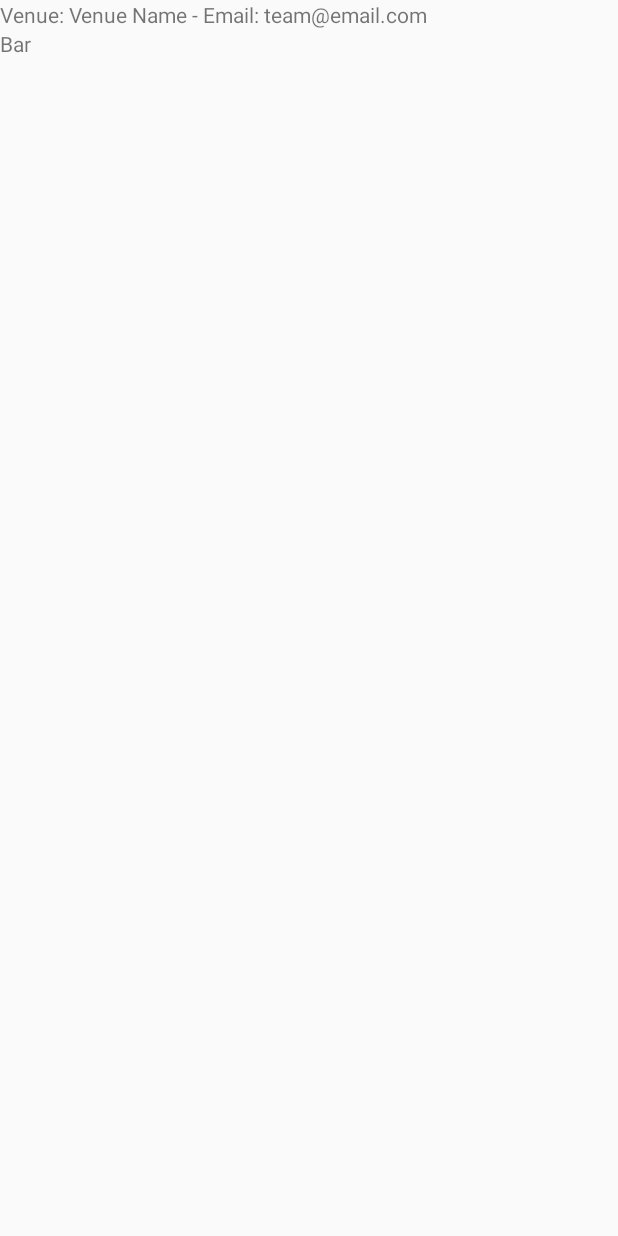
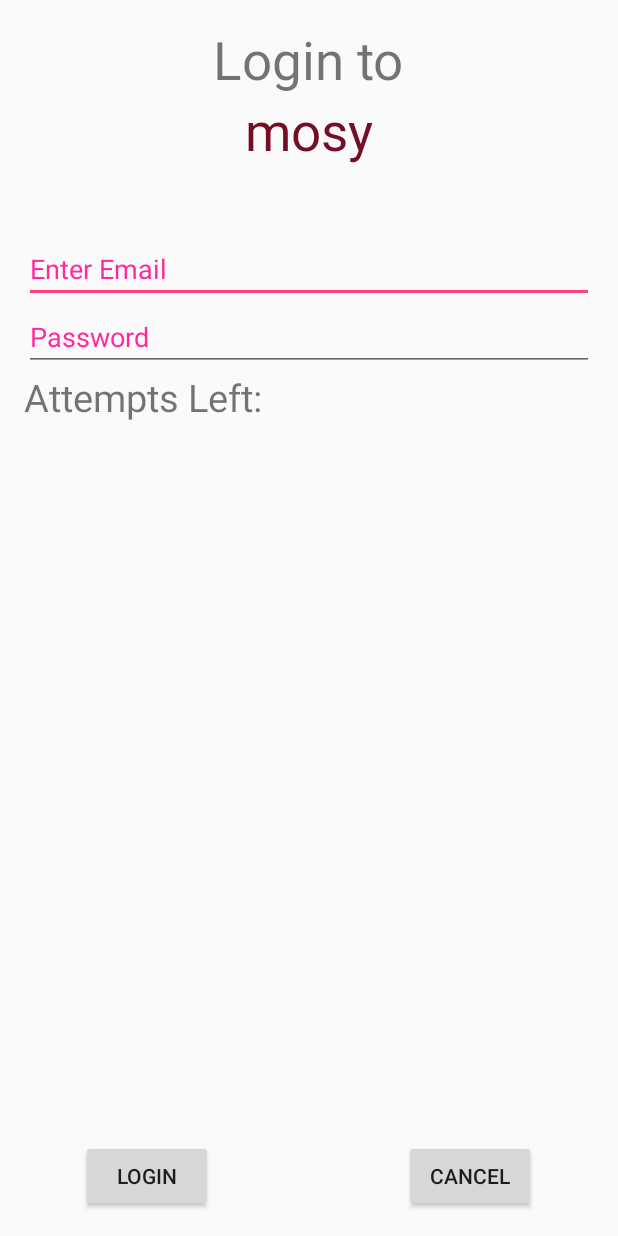
Before and after one commit to hi77er/mosy.Android, an Android app: the screen it shows after launch (VenueActivity before the commit, LoginActivity after it), on a phone screen of 412 x 824 dp. Before the commit the screen is almost empty. Run offline under Robolectric (Android 15) with nearby library versions, the phone set to English and light mode, and no system bars.

Commit message:
LoginActivity + activity_login designed and implemented

```diff
--- /dev/null
+++ b/app/src/main/java/com/mosy/kalin/mosy/LoginActivity.java
@@ -0,0 +1,66 @@
+package com.mosy.kalin.mosy;
+import android.os.Bundle;
+import android.support.design.widget.FloatingActionButton;
+import android.support.design.widget.Snackbar;
+import android.support.v7.app.AppCompatActivity;
+import android.support.v7.widget.Toolbar;
+import android.view.View;
+import android.app.Activity;
+import android.graphics.Color;
+import android.widget.Button;
+import android.widget.EditText;
+import android.widget.TextView;
+import android.widget.Toast;
+import android.os.Bundle;
+
+public class LoginActivity extends AppCompatActivity {
+
+    Button b1,b2;
+    EditText ed1,ed2;
+
+    TextView tx1;
+    int counter = 3;
+
+    @Override
+    protected void onCreate(Bundle savedInstanceState) {
+        super.onCreate(savedInstanceState);
+        setContentView(R.layout.activity_login);
+
+        b1 = (Button)findViewById(R.id.button);
+        ed1 = (EditText)findViewById(R.id.editText);
+        ed2 = (EditText)findViewById(R.id.editText2);
+
+        b2 = (Button)findViewById(R.id.button2);
+        tx1 = (TextView)findViewById(R.id.textView3);
+        tx1.setVisibility(View.GONE);
+
+        b1.setOnClickListener(new View.OnClickListener() {
+            @Override
+            public void onClick(View v) {
+                if(ed1.getText().toString().equals("admin") &&
+                   ed2.getText().toString().equals("admin")) {
+                    Toast.makeText(getApplicationContext(),
+                            "Redirecting...",Toast.LENGTH_SHORT).show();
+                } else {
+                    Toast.makeText(getApplicationContext(), "Wrong Credentials",Toast.LENGTH_SHORT).show();
+
+                    tx1.setVisibility(View.VISIBLE);
+                    tx1.setBackgroundColor(Color.RED);
+                    counter--;
+                    tx1.setText(Integer.toString(counter));
+
+                    if (counter == 0) {
+                        b1.setEnabled(false);
+                    }
+                }
+            }
+        });
+
+        b2.setOnClickListener(new View.OnClickListener() {
+            @Override
+            public void onClick(View v) {
+                finish();
+            }
+        });
+    }
+}
--- a/app/src/main/java/com/mosy/kalin/mosy/Models/HttpGetAsyncTask.java
+++ b/app/src/main/java/com/mosy/kalin/mosy/Models/HttpGetAsyncTask.java
@@ -30,7 +30,7 @@ public class HttpGetAsyncTask extends AsyncTask<String, Void, JSONObject> {
     @Override
     protected JSONObject doInBackground(String[] serviceUrl) {
         AsyncHttpClient client = new AsyncHttpClient();
-        String endpoint = theFactory.getMosyEndpoint("fbo") + "/Get/";
+        String endpoint = theFactory.getMosyWebAPIDevEndpoint("fbo") + "/Get/";
         RequestParams params = new RequestParams();
         params.put("Id", serviceUrl[0]);
 
--- a/app/src/main/java/com/mosy/kalin/mosy/Models/Interfaces/IServiceEndpointFactory.java
+++ b/app/src/main/java/com/mosy/kalin/mosy/Models/Interfaces/IServiceEndpointFactory.java
@@ -5,6 +5,6 @@ package com.mosy.kalin.mosy.Models.Interfaces;
  */
 public interface IServiceEndpointFactory {
 
-    public String getMosyEndpoint(String action);
-
+    String getMosyWebAPIPublicEndpoint(String action);
+    String getMosyWebAPIDevEndpoint(String action);
 }
--- a/app/src/main/java/com/mosy/kalin/mosy/Models/VenueModel.java
+++ b/app/src/main/java/com/mosy/kalin/mosy/Models/VenueModel.java
@@ -28,7 +28,7 @@ public class VenueModel {
     public Venue GetById(String id){
         Map<String, String> params = new HashMap<String, String>();
         params.put("Id", id);
-        JSONObject response = this.ModelHelper.Get(Factory.getMosyEndpoint("fbo"), "Get", params);
+        JSONObject response = this.ModelHelper.Get(Factory.getMosyWebAPIDevEndpoint("fbo"), "Get", params);
 
         if (response == null) return null;
         Venue result = this.ModelHelper.Deserialize(response, Venue.class);
--- /dev/null
+++ b/app/src/main/res/layout/activity_login.xml
@@ -0,0 +1,107 @@
+<?xml version = "1.0" encoding = "utf-8"?>
+<RelativeLayout xmlns:android = "http://schemas.android.com/apk/res/android"
+    xmlns:tools = "http://schemas.android.com/tools" android:layout_width="match_parent"
+    android:layout_height = "match_parent" android:paddingLeft= "@dimen/activity_horizontal_margin"
+    android:paddingRight = "@dimen/activity_horizontal_margin"
+    android:paddingTop = "@dimen/activity_vertical_margin"
+    android:paddingBottom = "@dimen/activity_vertical_margin" tools:context = ".LoginActivity">
+
+    <TextView
+        android:text = "@string/title_activity_login"
+        android:layout_width="wrap_content"
+        android:layout_height = "wrap_content"
+        android:id = "@+id/textview"
+        android:textSize = "35sp"
+        android:layout_alignParentTop = "true"
+        android:layout_centerHorizontal = "true" />
+
+    <TextView
+        android:layout_width = "wrap_content"
+        android:layout_height = "wrap_content"
+        android:text = "@string/app_name"
+        android:id = "@+id/textView"
+        android:layout_below = "@+id/textview"
+        android:layout_centerHorizontal = "true"
+        android:textColor = "#740d26"
+        android:textSize = "35sp" />
+
+    <!--<ImageView
+        android:layout_width="wrap_content"
+        android:layout_height="wrap_content"
+        android:id="@+id/imageView"
+        android:minHeight="50px"
+        android:src="@drawable/abc"
+        android:layout_below="@+id/textView"
+        android:layout_centerHorizontal="true" />-->
+
+    <EditText
+        android:layout_width = "wrap_content"
+        android:layout_height = "wrap_content"
+        android:id = "@+id/editText"
+        android:hint = "@string/email_activity_login"
+        android:focusable = "true"
+        android:textColorHighlight = "#ff7eff15"
+        android:textColorHint = "#ffff299f"
+        android:layout_marginTop = "46sp"
+        android:layout_below = "@+id/textView"
+        android:layout_alignParentLeft = "true"
+        android:layout_alignParentStart = "true"
+        android:layout_alignParentRight = "true"
+        android:layout_alignParentEnd = "true" />
+
+    <EditText
+        android:layout_width="wrap_content"
+        android:layout_height="wrap_content"
+        android:inputType="textPassword"
+        android:ems="10"
+        android:id="@+id/editText2"
+        android:layout_below="@+id/editText"
+        android:layout_alignParentLeft="true"
+        android:layout_alignParentStart="true"
+        android:layout_alignRight="@+id/editText"
+        android:layout_alignEnd="@+id/editText"
+        android:textColorHint="#ffff299f"
+        android:hint="@string/password_activity_login" />
+
+    <TextView
+        android:layout_width="wrap_content"
+        android:layout_height="wrap_content"
+        android:text="@string/attempts_left_activity_login"
+        android:id="@+id/textView2"
+        android:layout_below="@+id/editText2"
+        android:layout_alignParentLeft="true"
+        android:layout_alignParentStart="true"
+        android:textSize="25sp" />
+
+    <TextView
+        android:layout_width="wrap_content"
+        android:layout_height="wrap_content"
+        android:text="@string/attempts_left_ph_activity_login"
+        android:id="@+id/textView3"
+        android:layout_alignTop="@+id/textView2"
+        android:layout_alignParentRight="true"
+        android:layout_alignParentEnd="true"
+        android:layout_alignBottom="@+id/textView2"
+        android:layout_toEndOf="@+id/textview"
+        android:textSize="25sp"
+        android:layout_toRightOf="@+id/textview" />
+
+    <Button
+        android:layout_width="wrap_content"
+        android:layout_height="wrap_content"
+        android:text="@string/login_activity_login"
+        android:id="@+id/button"
+        android:layout_alignParentBottom="true"
+        android:layout_toLeftOf="@+id/textview"
+        android:layout_toStartOf="@+id/textview" />
+
+    <Button
+        android:layout_width="wrap_content"
+        android:layout_height="wrap_content"
+        android:text="@string/cancel_activity_login"
+        android:id="@+id/button2"
+        android:layout_alignParentBottom="true"
+        android:layout_toRightOf="@+id/textview"
+        android:layout_toEndOf="@+id/textview" />
+
+</RelativeLayout>
--- a/app/src/main/res/values/dimens.xml
+++ b/app/src/main/res/values/dimens.xml
@@ -2,4 +2,5 @@
     <!-- Default screen margins, per the Android Design guidelines. -->
     <dimen name="activity_horizontal_margin">16dp</dimen>
     <dimen name="activity_vertical_margin">16dp</dimen>
+    <dimen name="fab_margin">16dp</dimen>
 </resources>
--- a/app/src/main/res/values/strings.xml
+++ b/app/src/main/res/values/strings.xml
@@ -1,3 +1,10 @@
 <resources>
     <string name="app_name">mosy</string>
+    <string name="title_activity_login">Login to</string>
+    <string name="cancel_activity_login">Cancel</string>
+    <string name="login_activity_login">Login</string>
+    <string name="attempts_left_activity_login">Attempts Left:</string>
+    <string name="attempts_left_ph_activity_login">attempts_ph</string>
+    <string name="email_activity_login">Enter Email</string>
+    <string name="password_activity_login">Password</string>
 </resources>
--- a/app/src/main/res/values/styles.xml
+++ b/app/src/main/res/values/styles.xml
@@ -8,4 +8,13 @@
         <item name="colorAccent">@color/colorAccent</item>
     </style>
 
+    <style name="AppTheme.NoActionBar">
+        <item name="windowActionBar">false</item>
+        <item name="windowNoTitle">true</item>
+    </style>
+
+    <style name="AppTheme.AppBarOverlay" parent="ThemeOverlay.AppCompat.Dark.ActionBar" />
+
+    <style name="AppTheme.PopupOverlay" parent="ThemeOverlay.AppCompat.Light" />
+
 </resources>
--- a/build.gradle
+++ b/build.gradle
@@ -5,7 +5,7 @@ buildscript {
         jcenter()
     }
     dependencies {
-        classpath 'com.android.tools.build:gradle:2.1.2'
+        classpath 'com.android.tools.build:gradle:2.3.3'
 
         // NOTE: Do not place your application dependencies here; they belong
         // in the individual module build.gradle files
```
Also changed, not shown: app/build.gradle (+5 -3 lines), app/src/main/AndroidManifest.xml (+9 -0 lines), app/src/main/java/com/mosy/kalin/mosy/Models/ServiceEndpointFactory.java (+11 -4 lines), app/src/main/res/layout/content_login.xml (added, +11 -0 lines), gradle/wrapper/gradle-wrapper.properties.
